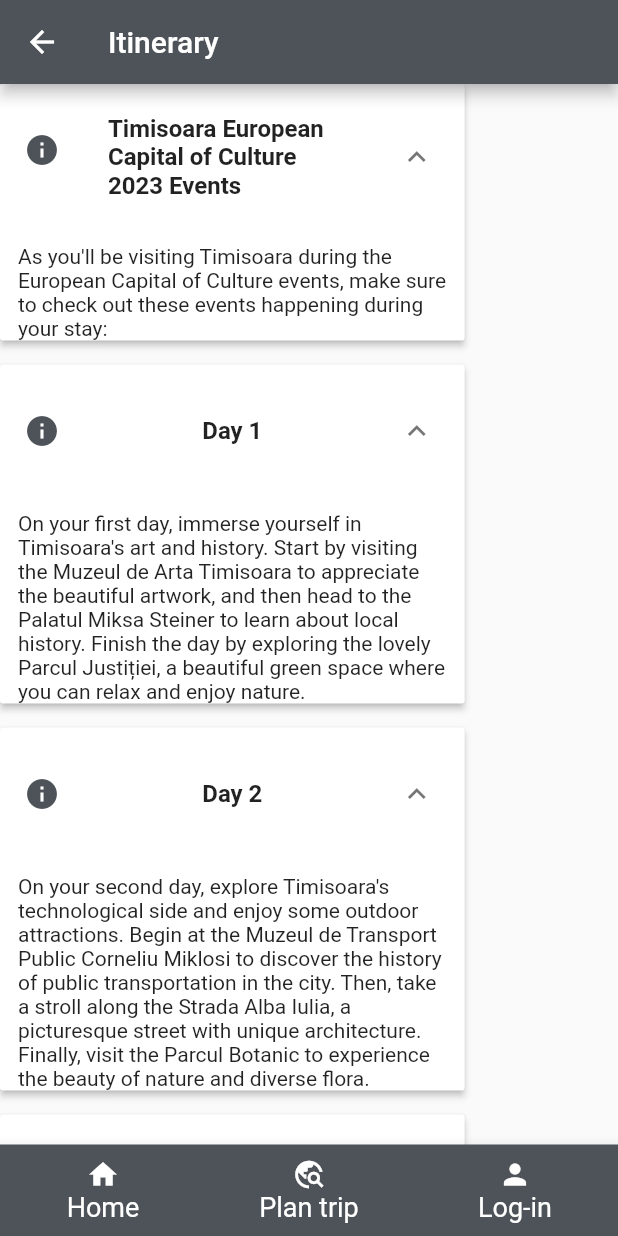
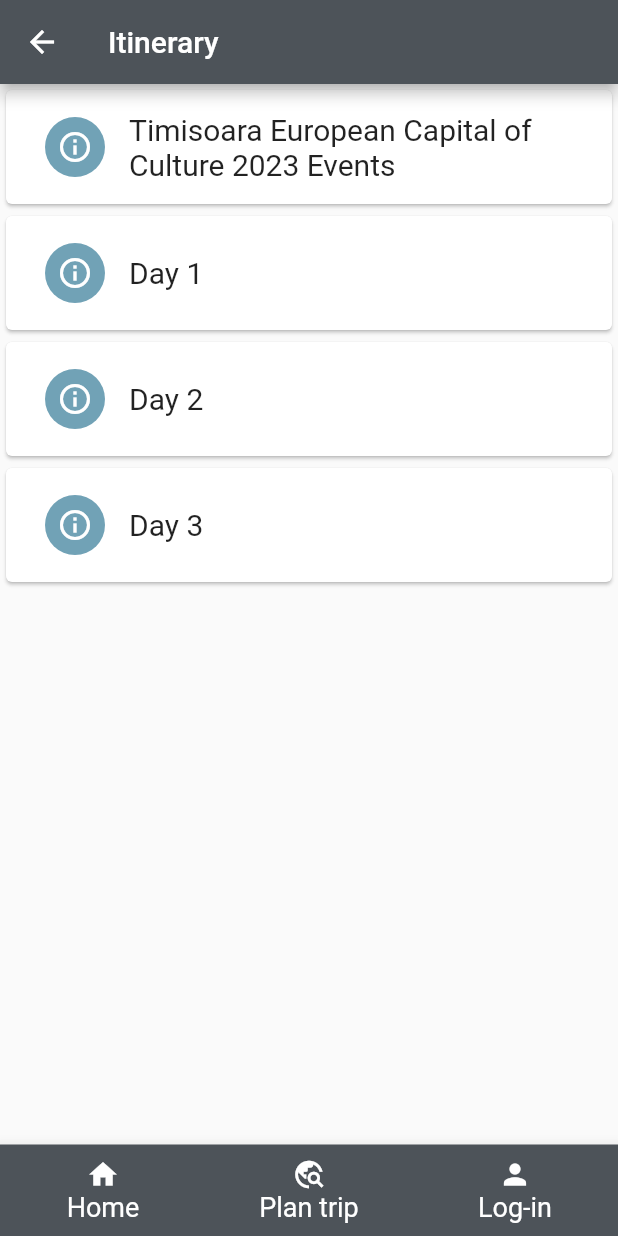
Before and after one commit to stefan-chivu/infotm, a Flutter app: the ItineraryPage screen opened by its route, on a phone screen of 412 x 824 dp. Run offline on Flutter 3.47's test engine with Material 2 defaults, Android fonts, the phone set to English and light mode, and no system bars; our stand-ins replace animated_text_kit, chips_choice, connectivity, firebase_auth, firebase_core, flutter_riverpod and 4 more; missing offline and left inert: mysql_client; accounts and stored records are empty; generated files the repository leaves out were written again; statements that could not run were skipped.

Commit message:
made itinerary page

```diff
--- a/infotm/lib/providers/itinerary_provider.dart
+++ b/infotm/lib/providers/itinerary_provider.dart
@@ -41,7 +41,7 @@ Itinerary parseItineraryFromJson(String jsonString) {
       }
 
       days.add(ItineraryDay(
-          title: title, description: description, attractions: []));
+          title: title, description: description, attractions: attractions));
     },
   );
 
--- a/infotm/lib/screens/trip/itinerary.dart
+++ b/infotm/lib/screens/trip/itinerary.dart
@@ -1,6 +1,7 @@
 import 'package:flutter/material.dart';
 import 'package:flutter_riverpod/flutter_riverpod.dart';
 import 'package:infotm/providers/itinerary_provider.dart';
+import 'package:infotm/screens/trip/day_details.dart';
 import 'package:infotm/ui_components/custom_nav_bar.dart';
 import 'package:infotm/ui_components/itinerary_day_expansion_panel.dart';
 import 'package:infotm/ui_components/ui_specs.dart';
@@ -19,45 +20,47 @@ class _ItineraryPageState extends ConsumerState<ItineraryPage> {
     final providerData = ref.watch(itineraryProvider(prompt));
 
     return providerData.when(data: (providerData) {
-      List<DayPanelItem> dayPanelItems = [];
-      for (int i = 0; i < providerData.days.length; i++) {
-        dayPanelItems
-            .add(DayPanelItem(day: providerData.days[i], isExpanded: true));
-      }
       return Scaffold(
         appBar: AppBar(
           title: const Text('Itinerary'),
         ),
-        body: Column(
-          children: [
-            SizedBox(
-              width: MediaQuery.of(context).size.width / 1.33,
-              child: ExpansionPanelList(
-                expansionCallback: (int index, bool isExpanded) {
-                  setState(() {
-                    dayPanelItems[index].isExpanded = !isExpanded;
-                  });
-                },
-                children:
-                    dayPanelItems.map<ExpansionPanel>((DayPanelItem item) {
-                  return itineraryDayExpansionPanel(
-                    item.isExpanded,
-                    item.day,
-                    headerLeading: const Icon(
-                      Icons.info,
-                      color: AppColors.davyGray,
-                    ),
-                    headerTitle: Center(
-                      child: Text(
-                        item.day.title,
-                        style: const TextStyle(fontWeight: FontWeight.bold),
+        body: Center(
+          child: ListView.builder(
+            itemCount: providerData.days.length,
+            itemBuilder: (context, index) {
+              return Card(
+                child: Padding(
+                  padding: const EdgeInsets.all(10),
+                  child: ListTile(
+                    onTap: () {
+                      showModalBottomSheet(
+                          context: context,
+                          builder: (context) {
+                            return Wrap(children: [
+                              DayDetails(
+                                day: providerData.days[index],
+                              )
+                            ]);
+                          });
+                    },
+                    title: Text(
+                      providerData.days[index].title,
+                      style: const TextStyle(
+                        fontSize: 20,
                       ),
                     ),
-                  );
-                }).toList(),
-              ),
-            ),
-          ],
+                    leading: const CircleAvatar(
+                      backgroundColor: AppColors.airBlue,
+                      child: Icon(
+                        Icons.info_outline,
+                        color: Colors.white,
+                      ),
+                    ),
+                  ),
+                ),
+              );
+            },
+          ),
         ),
         bottomNavigationBar: const CustomNavBar(),
       );
@@ -85,15 +88,3 @@ class _ItineraryPageState extends ConsumerState<ItineraryPage> {
     });
   }
 }
-
-class DayPanelItem {
-  ItineraryDay day;
-  Widget? headerLeading;
-  Widget? headerTitle;
-  bool isExpanded = false;
-  DayPanelItem(
-      {required this.day,
-      required this.isExpanded,
-      this.headerTitle,
-      this.headerLeading});
-}
--- a/infotm/lib/ui_components/itinerary_day_expansion_panel.dart
+++ b/infotm/lib/ui_components/itinerary_day_expansion_panel.dart
@@ -2,19 +2,9 @@ import 'package:flutter/material.dart';
 import 'package:infotm/providers/itinerary_provider.dart';
 import 'package:infotm/ui_components/ui_specs.dart';
 
-ExpansionPanel itineraryDayExpansionPanel(bool isExpanded, ItineraryDay day,
+Widget itineraryDayDescriptor(ItineraryDay day,
     {Widget? headerLeading, Widget? headerTitle}) {
-  return ExpansionPanel(
-      isExpanded: isExpanded,
-      canTapOnHeader: true,
-      headerBuilder: (context, isExpanded) {
-        return ListTile(
-          leading: headerLeading,
-          title: headerTitle,
-        );
-      },
-      body: SingleChildScrollView(
-        child: Column(
+  return Column(
     children: [
       const Padding(padding: EdgeInsets.all(AppMargins.XS)),
       Padding(
@@ -35,6 +25,5 @@ ExpansionPanel itineraryDayExpansionPanel(bool isExpanded, ItineraryDay day,
             );
           }),
     ],
-        ),
-      ));
+  );
 }
```
Also changed, not shown: infotm/lib/screens/trip/day_details.dart (added, +84 -0 lines). Lines whose indentation alone changed are shown as unchanged.
